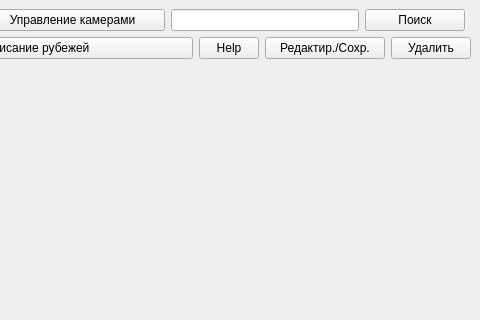
Above: src/mainwindow.ui from IlchenkoVasily/seye before the change; both pictures show x 800 to 1280 and y 0 to 320 of the 1280 by 720 pixel window. Below: the same form after it.
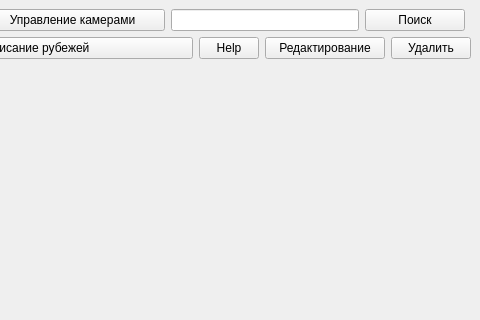
That is the form after the change.

What changed in the file:
```diff
--- a/src/mainwindow.ui
+++ b/src/mainwindow.ui
@@ -162,7 +162,7 @@
          </size>
         </property>
         <property name="text">
-         <string>Редактир./Сохр.</string>
+         <string>Редактирование</string>
         </property>
        </widget>
       </item>
```
